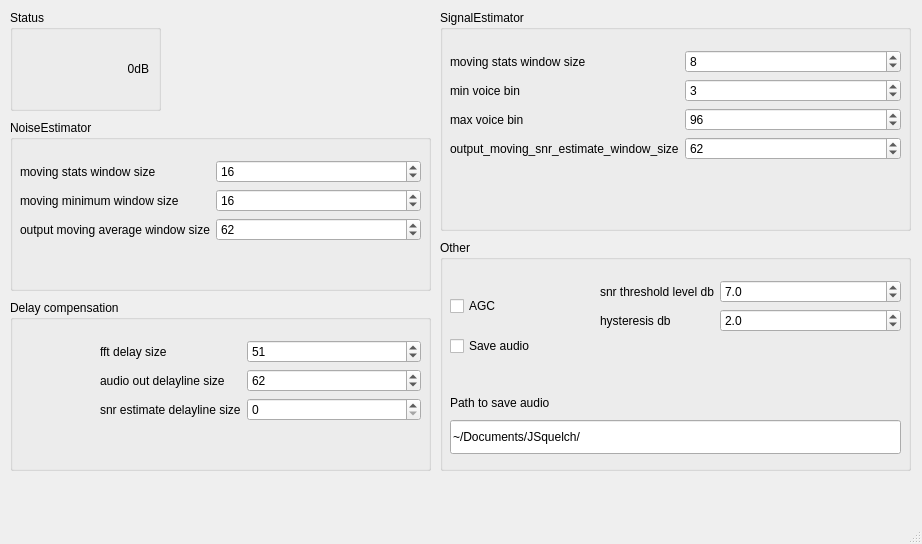
Before: the Qt Designer form src/jsquelch.ui in jontio/JSquelch, drawn with Qt 5.
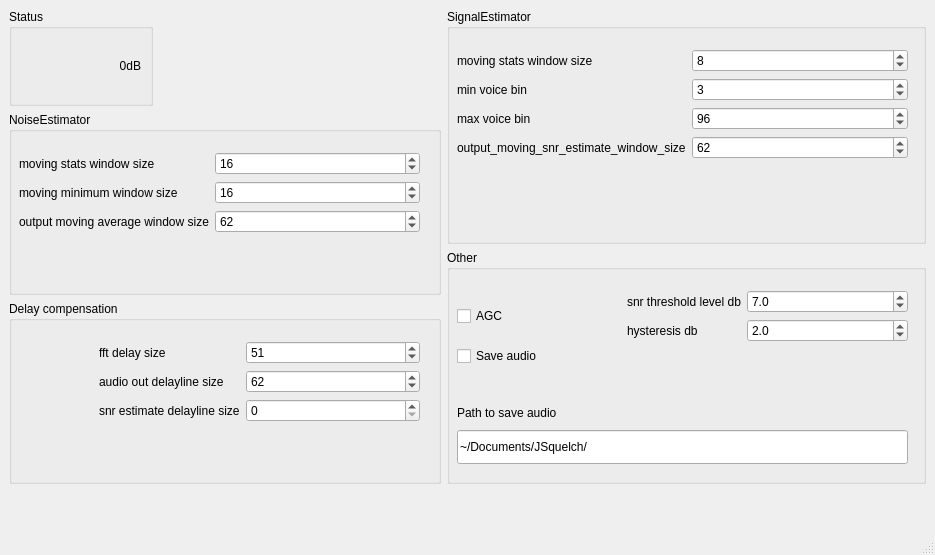
After: the same form once the commit is applied. Icons and pictures are not drawn. Custom widgets are drawn as their Qt base class.

```diff
--- a/src/jsquelch.ui
+++ b/src/jsquelch.ui
@@ -6,22 +6,109 @@
    <rect>
     <x>0</x>
     <y>0</y>
-    <width>922</width>
-    <height>544</height>
+    <width>935</width>
+    <height>555</height>
    </rect>
   </property>
+  <property name="sizePolicy">
+   <sizepolicy hsizetype="Fixed" vsizetype="Fixed">
+    <horstretch>0</horstretch>
+    <verstretch>0</verstretch>
+   </sizepolicy>
+  </property>
   <property name="windowTitle">
    <string>JSquelch</string>
   </property>
   <widget class="QWidget" name="centralwidget">
+   <property name="maximumSize">
+    <size>
+     <width>935</width>
+     <height>493</height>
+    </size>
+   </property>
+   <layout class="QHBoxLayout" name="horizontalLayout_2" stretch="9,10">
+    <item>
+     <layout class="QVBoxLayout" name="verticalLayout" stretch="0,10,10">
+      <item>
+       <layout class="QHBoxLayout" name="horizontalLayout" stretch="4,8">
+        <item>
+         <widget class="QGroupBox" name="groupBox_3">
+          <property name="minimumSize">
+           <size>
+            <width>0</width>
+            <height>97</height>
+           </size>
+          </property>
+          <property name="title">
+           <string>Status</string>
+          </property>
+          <layout class="QGridLayout" name="gridLayout">
+           <item row="0" column="0">
+            <widget class="QLed" name="led_snr">
+             <property name="sizePolicy">
+              <sizepolicy hsizetype="Fixed" vsizetype="Fixed">
+               <horstretch>0</horstretch>
+               <verstretch>0</verstretch>
+              </sizepolicy>
+             </property>
+             <property name="minimumSize">
+              <size>
+               <width>40</width>
+               <height>40</height>
+              </size>
+             </property>
+             <property name="maximumSize">
+              <size>
+               <width>40</width>
+               <height>40</height>
+              </size>
+             </property>
+             <property name="text">
+              <string/>
+             </property>
+             <property name="pixmap">
+              <pixmap resource="../images.qrc">:/images/off_led.svg</pixmap>
+             </property>
+             <property name="scaledContents">
+              <bool>true</bool>
+             </property>
+            </widget>
+           </item>
+           <item row="0" column="1">
+            <widget class="QLabel" name="label_snr">
+             <property name="text">
+              <string>0dB</string>
+             </property>
+             <property name="alignment">
+              <set>Qt::AlignRight|Qt::AlignTrailing|Qt::AlignVCenter</set>
+             </property>
+            </widget>
+           </item>
+          </layout>
+         </widget>
+        </item>
+        <item>
+         <spacer name="horizontalSpacer">
+          <property name="orientation">
+           <enum>Qt::Horizontal</enum>
+          </property>
+          <property name="sizeHint" stdset="0">
+           <size>
+            <width>228</width>
+            <height>20</height>
+           </size>
+          </property>
+         </spacer>
+        </item>
+       </layout>
+      </item>
+      <item>
    <widget class="QGroupBox" name="groupBox">
-    <property name="geometry">
-     <rect>
-      <x>10</x>
-      <y>120</y>
-      <width>421</width>
-      <height>171</height>
-     </rect>
+        <property name="minimumSize">
+         <size>
+          <width>427</width>
+          <height>178</height>
+         </size>
     </property>
     <property name="title">
      <string>NoiseEstimator</string>
@@ -90,14 +177,91 @@
      </layout>
     </widget>
    </widget>
+      </item>
+      <item>
+       <widget class="QGroupBox" name="groupBox_4">
+        <property name="minimumSize">
+         <size>
+          <width>427</width>
+          <height>178</height>
+         </size>
+        </property>
+        <property name="title">
+         <string>Delay compensation</string>
+        </property>
+        <widget class="QWidget" name="layoutWidget">
+         <property name="geometry">
+          <rect>
+           <x>90</x>
+           <y>40</y>
+           <width>321</width>
+           <height>121</height>
+          </rect>
+         </property>
+         <layout class="QFormLayout" name="formLayout_3">
+          <item row="0" column="0">
+           <widget class="QLabel" name="label_mne_moving_stats_window_size_2">
+            <property name="text">
+             <string>fft delay size</string>
+            </property>
+           </widget>
+          </item>
+          <item row="0" column="1">
+           <widget class="QSpinBox" name="spinBox_fft_delay_size">
+            <property name="maximum">
+             <number>999</number>
+            </property>
+            <property name="value">
+             <number>51</number>
+            </property>
+           </widget>
+          </item>
+          <item row="1" column="0">
+           <widget class="QLabel" name="label_8">
+            <property name="text">
+             <string>audio out delayline size</string>
+            </property>
+           </widget>
+          </item>
+          <item row="1" column="1">
+           <widget class="QSpinBox" name="spinBox_audio_out_delayline_size_in_blocks">
+            <property name="maximum">
+             <number>999</number>
+            </property>
+            <property name="value">
+             <number>62</number>
+            </property>
+           </widget>
+          </item>
+          <item row="2" column="0">
+           <widget class="QLabel" name="label_9">
+            <property name="text">
+             <string>snr estimate delayline size</string>
+            </property>
+           </widget>
+          </item>
+          <item row="2" column="1">
+           <widget class="QSpinBox" name="spinBox_snr_estimate_delayline_size_in_blocks">
+            <property name="maximum">
+             <number>999</number>
+            </property>
+           </widget>
+          </item>
+         </layout>
+        </widget>
+       </widget>
+      </item>
+     </layout>
+    </item>
+    <item>
+     <layout class="QVBoxLayout" name="verticalLayout_2">
+      <item>
    <widget class="QGroupBox" name="groupBox_2">
-    <property name="geometry">
-     <rect>
-      <x>440</x>
-      <y>10</y>
-      <width>471</width>
-      <height>221</height>
-     </rect>
+        <property name="minimumSize">
+         <size>
+          <width>475</width>
+          <height>231</height>
+         </size>
     </property>
     <property name="title">
      <string>SignalEstimator</string>
@@ -183,143 +347,14 @@
      </layout>
     </widget>
    </widget>
-   <widget class="QGroupBox" name="groupBox_3">
-    <property name="geometry">
-     <rect>
-      <x>10</x>
-      <y>10</y>
-      <width>151</width>
-      <height>101</height>
-     </rect>
-    </property>
-    <property name="title">
-     <string>Status</string>
-    </property>
-    <layout class="QGridLayout" name="gridLayout">
-     <item row="0" column="0">
-      <widget class="QLed" name="led_snr">
-       <property name="sizePolicy">
-        <sizepolicy hsizetype="Fixed" vsizetype="Fixed">
-         <horstretch>0</horstretch>
-         <verstretch>0</verstretch>
-        </sizepolicy>
-       </property>
-       <property name="minimumSize">
-        <size>
-         <width>40</width>
-         <height>40</height>
-        </size>
-       </property>
-       <property name="maximumSize">
-        <size>
-         <width>40</width>
-         <height>40</height>
-        </size>
-       </property>
-       <property name="text">
-        <string/>
-       </property>
-       <property name="pixmap">
-        <pixmap resource="../images.qrc">:/images/off_led.svg</pixmap>
-       </property>
-       <property name="scaledContents">
-        <bool>true</bool>
-       </property>
-      </widget>
-     </item>
-     <item row="0" column="1">
-      <widget class="QLabel" name="label_snr">
-       <property name="text">
-        <string>0dB</string>
-       </property>
-       <property name="alignment">
-        <set>Qt::AlignRight|Qt::AlignTrailing|Qt::AlignVCenter</set>
-       </property>
-      </widget>
-     </item>
-    </layout>
-   </widget>
-   <widget class="QGroupBox" name="groupBox_4">
-    <property name="geometry">
-     <rect>
-      <x>10</x>
-      <y>300</y>
-      <width>421</width>
-      <height>171</height>
-     </rect>
-    </property>
-    <property name="title">
-     <string>Delay compensation</string>
-    </property>
-    <widget class="QWidget" name="layoutWidget">
-     <property name="geometry">
-      <rect>
-       <x>90</x>
-       <y>40</y>
-       <width>321</width>
-       <height>121</height>
-      </rect>
-     </property>
-     <layout class="QFormLayout" name="formLayout_3">
-      <item row="0" column="0">
-       <widget class="QLabel" name="label_mne_moving_stats_window_size_2">
-        <property name="text">
-         <string>fft delay size</string>
-        </property>
-       </widget>
-      </item>
-      <item row="0" column="1">
-       <widget class="QSpinBox" name="spinBox_fft_delay_size">
-        <property name="maximum">
-         <number>999</number>
-        </property>
-        <property name="value">
-         <number>51</number>
-        </property>
-       </widget>
-      </item>
-      <item row="1" column="0">
-       <widget class="QLabel" name="label_8">
-        <property name="text">
-         <string>audio out delayline size</string>
-        </property>
-       </widget>
-      </item>
-      <item row="1" column="1">
-       <widget class="QSpinBox" name="spinBox_audio_out_delayline_size_in_blocks">
-        <property name="maximum">
-         <number>999</number>
-        </property>
-        <property name="value">
-         <number>62</number>
-        </property>
-       </widget>
-      </item>
-      <item row="2" column="0">
-       <widget class="QLabel" name="label_9">
-        <property name="text">
-         <string>snr estimate delayline size</string>
-        </property>
-       </widget>
-      </item>
-      <item row="2" column="1">
-       <widget class="QSpinBox" name="spinBox_snr_estimate_delayline_size_in_blocks">
-        <property name="maximum">
-         <number>999</number>
-        </property>
-       </widget>
-      </item>
-     </layout>
-    </widget>
-   </widget>
+      </item>
+      <item>
    <widget class="QGroupBox" name="groupBox_5">
-    <property name="geometry">
-     <rect>
-      <x>440</x>
-      <y>240</y>
-      <width>471</width>
+        <property name="minimumSize">
+         <size>
+          <width>475</width>
       <height>231</height>
-     </rect>
+         </size>
     </property>
     <property name="title">
      <string>Other</string>
@@ -327,9 +362,9 @@
     <widget class="QWidget" name="layoutWidget">
      <property name="geometry">
       <rect>
-       <x>160</x>
+           <x>180</x>
        <y>40</y>
-       <width>301</width>
+           <width>281</width>
        <height>79</height>
       </rect>
      </property>
@@ -426,6 +461,10 @@
      </property>
     </widget>
    </widget>
+      </item>
+     </layout>
+    </item>
+   </layout>
   </widget>
   <widget class="QMenuBar" name="menubar">
    <property name="geometry">
```
Left out of the diff: 2 changed lines with no effect on the pictures. Lines whose indentation alone changed are shown as unchanged.
